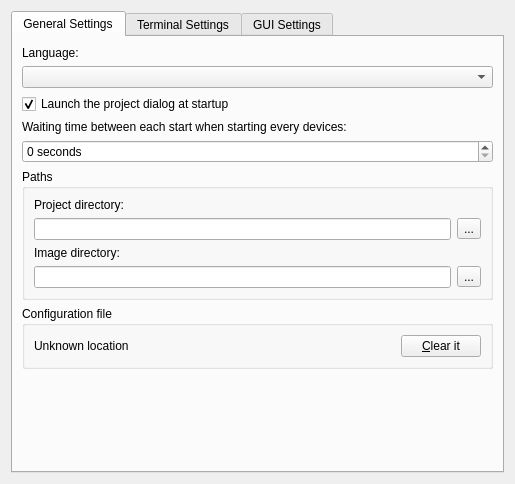
Old version of the form src/GNS3/Ui/ConfigurationPages/Form_PreferencesGeneral.ui in the repository GNS3/gns3-legacy.
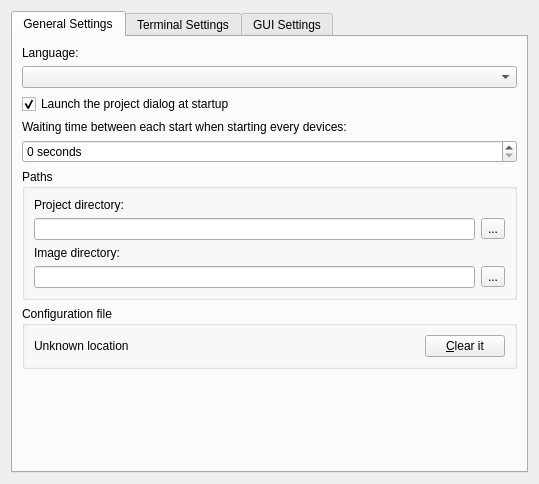
New version of the form.

Patch:
```diff
--- a/src/GNS3/Ui/ConfigurationPages/Form_PreferencesGeneral.ui
+++ b/src/GNS3/Ui/ConfigurationPages/Form_PreferencesGeneral.ui
@@ -6,7 +6,7 @@
    <rect>
     <x>0</x>
     <y>0</y>
-    <width>478</width>
+    <width>539</width>
     <height>484</height>
    </rect>
   </property>
```
